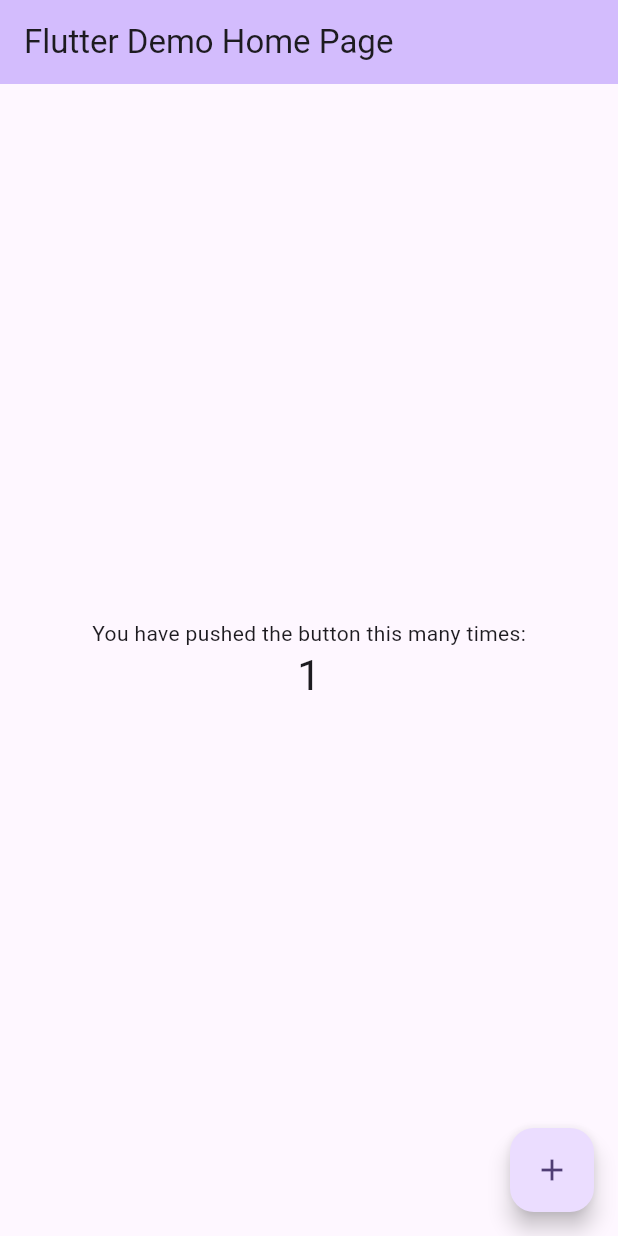
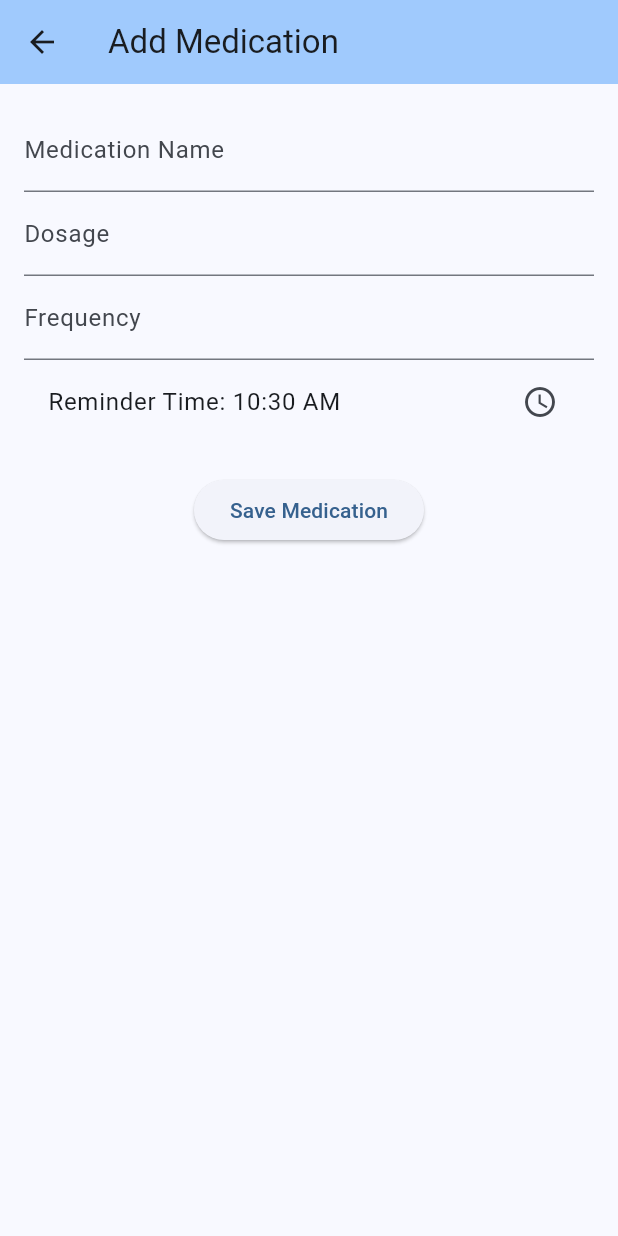
Before and after one commit to hlan-net/BluePills, a Flutter app: the screen it shows after launch, after a tap on the "add" icon, on a phone screen of 412 x 824 dp. Run offline on Flutter 3.47's test engine with Material 3 defaults, Android fonts, the phone set to English and light mode, and no system bars; our stand-ins replace sqflite; accounts and stored records are empty.

Commit message:
feat: Initial Flutter setup and basic medication management
This commit addresses the following:
- Resolved Linux build issues by adjusting CMake configuration to correctly locate the executable.
- Updated README.md with instructions for cloning the Flutter SDK from GitHub.
- Added initial application structure for medication management, including database, models, and screens.

```diff
--- /dev/null
+++ b/lib/database/database_helper.dart
@@ -0,0 +1,79 @@
+
+import 'package:sqflite/sqflite.dart';
+import 'package:path/path.dart';
+import '../models/medication.dart';
+
+class DatabaseHelper {
+  static final DatabaseHelper _instance = DatabaseHelper._internal();
+  static Database? _database;
+
+  factory DatabaseHelper() {
+    return _instance;
+  }
+
+  DatabaseHelper._internal();
+
+  Future<Database> get database async {
+    if (_database != null) {
+      return _database!;
+    }
+    _database = await _initDatabase();
+    return _database!;
+  }
+
+  Future<Database> _initDatabase() async {
+    String path = await getDatabasesPath();
+    String databasePath = join(path, 'medications.db');
+    return await openDatabase(
+      databasePath,
+      version: 1,
+      onCreate: _onCreate,
+    );
+  }
+
+  Future<void> _onCreate(Database db, int version) async {
+    await db.execute(
+      '''
+      CREATE TABLE medications(
+        id INTEGER PRIMARY KEY AUTOINCREMENT,
+        name TEXT,
+        dosage TEXT,
+        frequency TEXT,
+        reminderTime TEXT
+      )
+      '''
+    );
+  }
+
+  Future<int> insertMedication(Medication medication) async {
+    Database db = await database;
+    return await db.insert('medications', medication.toMap());
+  }
+
+  Future<List<Medication>> getMedications() async {
+    Database db = await database;
+    final List<Map<String, dynamic>> maps = await db.query('medications');
+    return List.generate(maps.length, (i) {
+      return Medication.fromMap(maps[i]);
+    });
+  }
+
+  Future<int> updateMedication(Medication medication) async {
+    Database db = await database;
+    return await db.update(
+      'medications',
+      medication.toMap(),
+      where: 'id = ?',
+      whereArgs: [medication.id],
+    );
+  }
+
+  Future<int> deleteMedication(int id) async {
+    Database db = await database;
+    return await db.delete(
+      'medications',
+      where: 'id = ?',
+      whereArgs: [id],
+    );
+  }
+}
--- a/lib/main.dart
+++ b/lib/main.dart
@@ -1,4 +1,7 @@
 import 'package:flutter/material.dart';
+import 'package:bluepills/database/database_helper.dart';
+import 'package:bluepills/models/medication.dart';
+import 'package:bluepills/screens/medication_form_screen.dart';
 
 void main() {
   runApp(const MyApp());
@@ -7,116 +10,104 @@ void main() {
 class MyApp extends StatelessWidget {
   const MyApp({super.key});
 
-  // This widget is the root of your application.
   @override
   Widget build(BuildContext context) {
     return MaterialApp(
-      title: 'Flutter Demo',
+      title: 'BluePills',
       theme: ThemeData(
-        // This is the theme of your application.
-        //
-        // TRY THIS: Try running your application with "flutter run". You'll see
-        // the application has a purple toolbar. Then, without quitting the app,
-        // try changing the seedColor in the colorScheme below to Colors.green
-        // and then invoke "hot reload" (save your changes or press the "hot
-        // reload" button in a Flutter-supported IDE, or press "r" if you used
-        // the command line to start the app).
-        //
-        // Notice that the counter didn't reset back to zero; the application
-        // state is not lost during the reload. To reset the state, use hot
-        // restart instead.
-        //
-        // This works for code too, not just values: Most code changes can be
-        // tested with just a hot reload.
-        colorScheme: ColorScheme.fromSeed(seedColor: Colors.deepPurple),
+        colorScheme: ColorScheme.fromSeed(seedColor: Colors.blue),
+        useMaterial3: true,
       ),
-      home: const MyHomePage(title: 'Flutter Demo Home Page'),
+      home: const MedicationListScreen(),
     );
   }
 }
 
-class MyHomePage extends StatefulWidget {
-  const MyHomePage({super.key, required this.title});
-
-  // This widget is the home page of your application. It is stateful, meaning
-  // that it has a State object (defined below) that contains fields that affect
-  // how it looks.
-
-  // This class is the configuration for the state. It holds the values (in this
-  // case the title) provided by the parent (in this case the App widget) and
-  // used by the build method of the State. Fields in a Widget subclass are
-  // always marked "final".
-
-  final String title;
+class MedicationListScreen extends StatefulWidget {
+  const MedicationListScreen({super.key});
 
   @override
-  State<MyHomePage> createState() => _MyHomePageState();
+  State<MedicationListScreen> createState() => _MedicationListScreenState();
 }
 
-class _MyHomePageState extends State<MyHomePage> {
-  int _counter = 0;
+class _MedicationListScreenState extends State<MedicationListScreen> {
+  late Future<List<Medication>> _medications;
 
-  void _incrementCounter() {
+  @override
+  void initState() {
+    super.initState();
+    _refreshMedicationList();
+  }
+
+  void _refreshMedicationList() {
     setState(() {
-      // This call to setState tells the Flutter framework that something has
-      // changed in this State, which causes it to rerun the build method below
-      // so that the display can reflect the updated values. If we changed
-      // _counter without calling setState(), then the build method would not be
-      // called again, and so nothing would appear to happen.
-      _counter++;
+      _medications = DatabaseHelper().getMedications();
     });
   }
 
   @override
   Widget build(BuildContext context) {
-    // This method is rerun every time setState is called, for instance as done
-    // by the _incrementCounter method above.
-    //
-    // The Flutter framework has been optimized to make rerunning build methods
-    // fast, so that you can just rebuild anything that needs updating rather
-    // than having to individually change instances of widgets.
     return Scaffold(
       appBar: AppBar(
-        // TRY THIS: Try changing the color here to a specific color (to
-        // Colors.amber, perhaps?) and trigger a hot reload to see the AppBar
-        // change color while the other colors stay the same.
+        title: const Text('My Medications'),
         backgroundColor: Theme.of(context).colorScheme.inversePrimary,
-        // Here we take the value from the MyHomePage object that was created by
-        // the App.build method, and use it to set our appbar title.
-        title: Text(widget.title),
       ),
-      body: Center(
-        // Center is a layout widget. It takes a single child and positions it
-        // in the middle of the parent.
-        child: Column(
-          // Column is also a layout widget. It takes a list of children and
-          // arranges them vertically. By default, it sizes itself to fit its
-          // children horizontally, and tries to be as tall as its parent.
-          //
-          // Column has various properties to control how it sizes itself and
-          // how it positions its children. Here we use mainAxisAlignment to
-          // center the children vertically; the main axis here is the vertical
-          // axis because Columns are vertical (the cross axis would be
-          // horizontal).
-          //
-          // TRY THIS: Invoke "debug painting" (choose the "Toggle Debug Paint"
-          // action in the IDE, or press "p" in the console), to see the
-          // wireframe for each widget.
-          mainAxisAlignment: MainAxisAlignment.center,
-          children: <Widget>[
-            const Text('You have pushed the button this many times:'),
-            Text(
-              '$_counter',
-              style: Theme.of(context).textTheme.headlineMedium,
-            ),
-          ],
-        ),
+      body: FutureBuilder<List<Medication>>(
+        future: _medications,
+        builder: (context, snapshot) {
+          if (snapshot.connectionState == ConnectionState.waiting) {
+            return const Center(child: CircularProgressIndicator());
+          } else if (snapshot.hasError) {
+            return Center(child: Text('Error: ${snapshot.error}'));
+          } else if (!snapshot.hasData || snapshot.data!.isEmpty) {
+            return const Center(child: Text('No medications added yet.'));
+          } else {
+            return ListView.builder(
+              itemCount: snapshot.data!.length,
+              itemBuilder: (context, index) {
+                Medication medication = snapshot.data![index];
+                return Card(
+                  margin: const EdgeInsets.all(8.0),
+                  child: ListTile(
+                    title: Text(medication.name),
+                    subtitle: Text('${medication.dosage} - ${medication.frequency}'),
+                    trailing: IconButton(
+                      icon: const Icon(Icons.delete),
+                      onPressed: () async {
+                        await DatabaseHelper().deleteMedication(medication.id!);
+                        _refreshMedicationList();
+                      },
+                    ),
+                    onTap: () async {
+                      final result = await Navigator.push(
+                        context,
+                        MaterialPageRoute(
+                          builder: (context) => MedicationFormScreen(medication: medication),
+                        ),
+                      );
+                      if (result == true) {
+                        _refreshMedicationList();
+                      }
+                    },
+                  ),
+                );
+              },
+            );
+          }
+        },
       ),
       floatingActionButton: FloatingActionButton(
-        onPressed: _incrementCounter,
-        tooltip: 'Increment',
+        onPressed: () async {
+          final result = await Navigator.push(
+            context,
+            MaterialPageRoute(builder: (context) => MedicationFormScreen()),
+          );
+          if (result == true) {
+            _refreshMedicationList();
+          }
+        },
         child: const Icon(Icons.add),
-      ), // This trailing comma makes auto-formatting nicer for build methods.
+      ),
     );
   }
 }
--- /dev/null
+++ b/lib/models/medication.dart
@@ -0,0 +1,36 @@
+
+class Medication {
+  int? id;
+  String name;
+  String dosage;
+  String frequency;
+  DateTime reminderTime;
+
+  Medication({
+    this.id,
+    required this.name,
+    required this.dosage,
+    required this.frequency,
+    required this.reminderTime,
+  });
+
+  Map<String, dynamic> toMap() {
+    return {
+      'id': id,
+      'name': name,
+      'dosage': dosage,
+      'frequency': frequency,
+      'reminderTime': reminderTime.toIso8601String(),
+    };
+  }
+
+  factory Medication.fromMap(Map<String, dynamic> map) {
+    return Medication(
+      id: map['id'],
+      name: map['name'],
+      dosage: map['dosage'],
+      frequency: map['frequency'],
+      reminderTime: DateTime.parse(map['reminderTime']),
+    );
+  }
+}
--- /dev/null
+++ b/lib/screens/medication_form_screen.dart
@@ -0,0 +1,139 @@
+
+import 'package:flutter/material.dart';
+import 'package:bluepills/database/database_helper.dart';
+import 'package:bluepills/models/medication.dart';
+
+class MedicationFormScreen extends StatefulWidget {
+  final Medication? medication;
+
+  const MedicationFormScreen({super.key, this.medication});
+
+  @override
+  State<MedicationFormScreen> createState() => _MedicationFormScreenState();
+}
+
+class _MedicationFormScreenState extends State<MedicationFormScreen> {
+  final _formKey = GlobalKey<FormState>();
+  late TextEditingController _nameController;
+  late TextEditingController _dosageController;
+  late TextEditingController _frequencyController;
+  late DateTime _selectedReminderTime;
+
+  @override
+  void initState() {
+    super.initState();
+    _nameController = TextEditingController(text: widget.medication?.name ?? '');
+    _dosageController = TextEditingController(text: widget.medication?.dosage ?? '');
+    _frequencyController = TextEditingController(text: widget.medication?.frequency ?? '');
+    _selectedReminderTime = widget.medication?.reminderTime ?? DateTime.now();
+  }
+
+  @override
+  void dispose() {
+    _nameController.dispose();
+    _dosageController.dispose();
+    _frequencyController.dispose();
+    super.dispose();
+  }
+
+  Future<void> _selectTime(BuildContext context) async {
+    final TimeOfDay? picked = await showTimePicker(
+      context: context,
+      initialTime: TimeOfDay.fromDateTime(_selectedReminderTime),
+    );
+    if (picked != null) {
+      setState(() {
+        _selectedReminderTime = DateTime(
+          _selectedReminderTime.year,
+          _selectedReminderTime.month,
+          _selectedReminderTime.day,
+          picked.hour,
+          picked.minute,
+        );
+      });
+    }
+  }
+
+  void _saveMedication() async {
+    if (_formKey.currentState!.validate()) {
+      final newMedication = Medication(
+        id: widget.medication?.id,
+        name: _nameController.text,
+        dosage: _dosageController.text,
+        frequency: _frequencyController.text,
+        reminderTime: _selectedReminderTime,
+      );
+
+      if (widget.medication == null) {
+        await DatabaseHelper().insertMedication(newMedication);
+      } else {
+        await DatabaseHelper().updateMedication(newMedication);
+      }
+      if (mounted) {
+        Navigator.pop(context, true); // Pass true to indicate a change
+      }
+    }
+  }
+
+  @override
+  Widget build(BuildContext context) {
+    return Scaffold(
+      appBar: AppBar(
+        title: Text(widget.medication == null ? 'Add Medication' : 'Edit Medication'),
+        backgroundColor: Theme.of(context).colorScheme.inversePrimary,
+      ),
+      body: Padding(
+        padding: const EdgeInsets.all(16.0),
+        child: Form(
+          key: _formKey,
+          child: Column(
+            children: <Widget>[
+              TextFormField(
+                controller: _nameController,
+                decoration: const InputDecoration(labelText: 'Medication Name'),
+                validator: (value) {
+                  if (value == null || value.isEmpty) {
+                    return 'Please enter a medication name';
+                  }
+                  return null;
+                },
+              ),
+              TextFormField(
+                controller: _dosageController,
+                decoration: const InputDecoration(labelText: 'Dosage'),
+                validator: (value) {
+                  if (value == null || value.isEmpty) {
+                    return 'Please enter the dosage';
+                  }
+                  return null;
+                },
+              ),
+              TextFormField(
+                controller: _frequencyController,
+                decoration: const InputDecoration(labelText: 'Frequency'),
+                validator: (value) {
+                  if (value == null || value.isEmpty) {
+                    return 'Please enter the frequency';
+                  }
+                  return null;
+                },
+              ),
+              ListTile(
+                title: Text(
+                  'Reminder Time: ${TimeOfDay.fromDateTime(_selectedReminderTime).format(context)}',
+                ),
+                trailing: const Icon(Icons.access_time),
+                onTap: () => _selectTime(context),
+              ),
+              const SizedBox(height: 20),
+              ElevatedButton(
+                onPressed: _saveMedication,
+                child: const Text('Save Medication'),
+              ),
+            ],
+          ),
+        ),
+      ),
+    );
+  }
+}
--- a/pubspec.yaml
+++ b/pubspec.yaml
@@ -34,6 +34,8 @@ dependencies:
   # The following adds the Cupertino Icons font to your application.
   # Use with the CupertinoIcons class for iOS style icons.
   cupertino_icons: ^1.0.8
+  sqflite: ^2.3.3+1
+  path_provider: ^2.1.3
 
 dev_dependencies:
   flutter_test:
```
Also changed, not shown: pubspec.lock, 3 other files.
